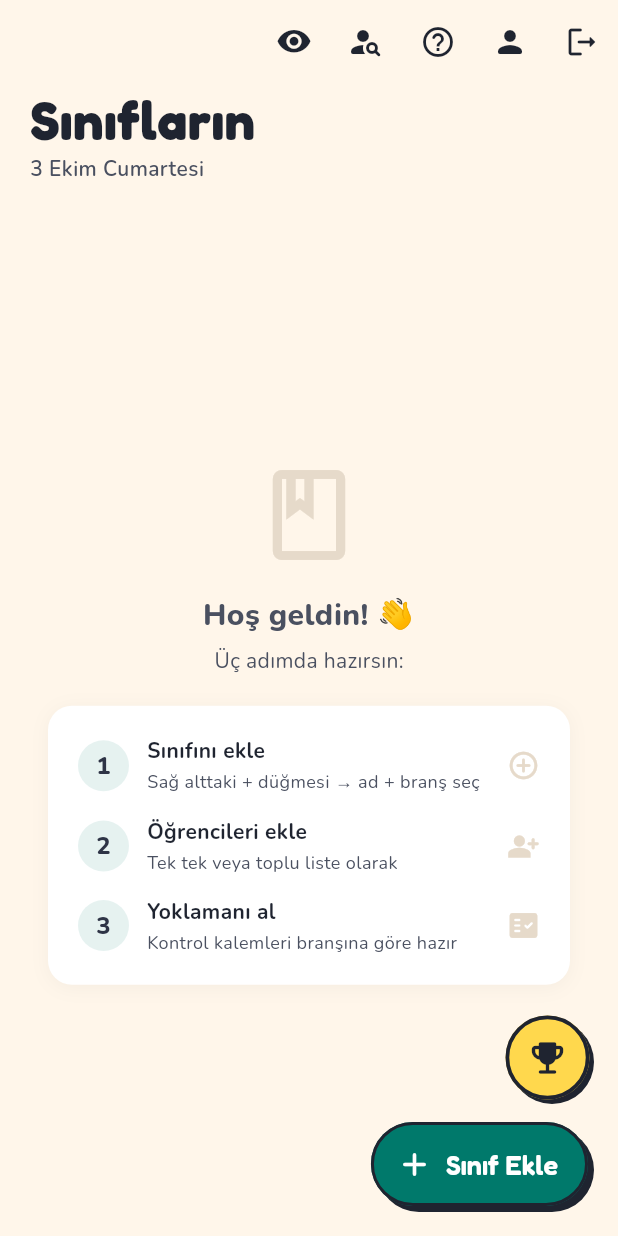
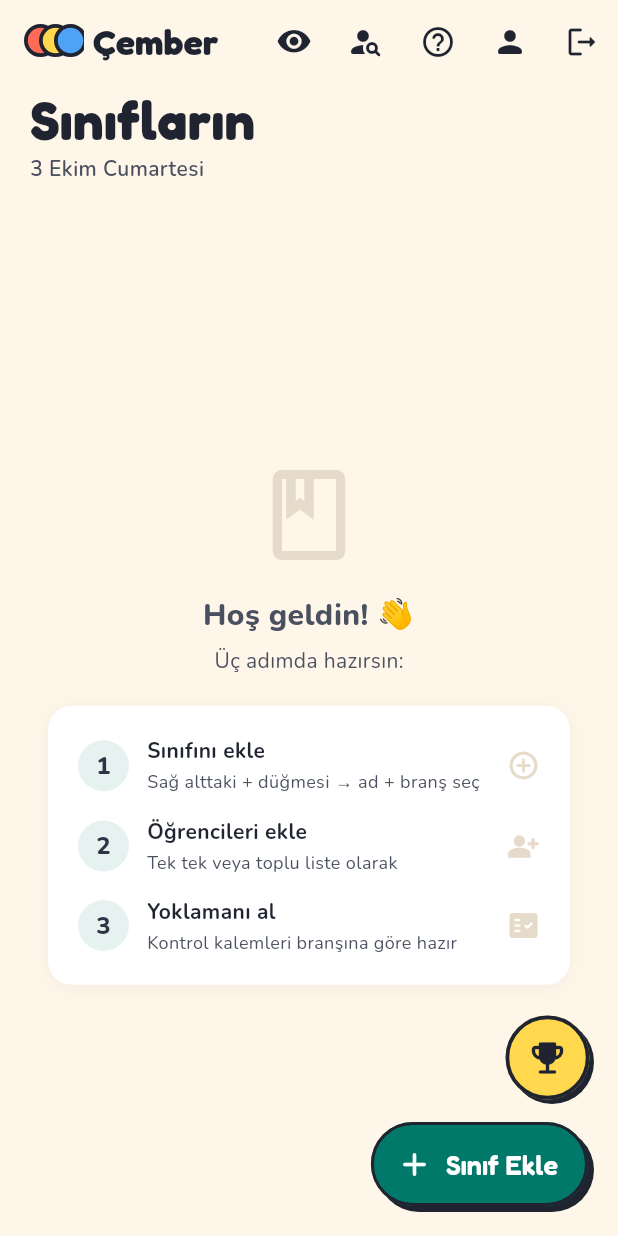
Before and after one commit to azorkadebug/cember, a Flutter app: the screen it shows once a user with an empty profile is signed in, after a tap on "Kaydet", on a phone screen of 412 x 824 dp. Run offline on Flutter 3.47's test engine with Material 3 defaults, Android fonts, the phone set to English and light mode, and no system bars; our stand-ins replace audioplayers, cloud_firestore, firebase_analytics, firebase_auth, firebase_core, flutter_svg and 4 more; missing offline and left inert: dart:html, encrypt; accounts and stored records are empty; statements that could not run were skipped.

Commit message:
Sınıflarım üst çubuk: '●●● Çember' yazı işareti (deneme)
Logo kaldırılınca sol üst boş kaldı (Sabri). Fredoka 'Çember' ve logonun
renklerinden üç iç içe çıkartma halka. Geri dönüş: bu commit'i revert.

Co-Authored-By: Claude Opus 5.5 <noreply@anthropic.com>

```diff
--- a/lib/screens/siniflar_ekrani.dart
+++ b/lib/screens/siniflar_ekrani.dart
@@ -102,9 +102,39 @@ class _SiniflarEkraniState extends State<SiniflarEkrani> {
     return Scaffold(
       backgroundColor: r.sayfa,
       // "Teneffüs": koyu çubuk yerine krem zemin; büyük başlık aşağıda
-      // (_solPanel). Küçük logo kaldırıldı (Sabri, 2026-10-04): ince çizgili
-      // küre 34 px'te karalamaya dönüyordu; logo giriş ekranında büyük.
+      // (_solPanel). Küçük küre logo kaldırıldı (Sabri, 2026-10-04): ince
+      // çizgileri 34 px'te karalamaya dönüyordu. Yerine yazı + logonun
+      // renklerinden üç çıkartma halka (deneme).
       appBar: AppBar(
+        title: Semantics(
+          label: 'Çember',
+          excludeSemantics: true,
+          child: Row(mainAxisSize: MainAxisSize.min, children: [
+            SizedBox(
+              width: 40,
+              height: 28,
+              child: Stack(children: [
+                for (final (i, renk) in const [Color(0xFFFF6B57), Color(0xFFFFD84D), Color(0xFF4FA3F7)].indexed)
+                  Positioned(
+                    left: i * 10.0,
+                    top: 2,
+                    child: Container(
+                      width: 22,
+                      height: 22,
+                      decoration: BoxDecoration(
+                        color: renk,
+                        shape: BoxShape.circle,
+                        border: Border.all(color: AppTema.ana, width: 2.5),
+                      ),
+                    ),
+                  ),
+              ]),
+            ),
+            const SizedBox(width: 6),
+            Text('Çember',
+                style: TextStyle(fontFamily: AppTema.baslikFontu, fontSize: 24, fontWeight: FontWeight.w700, color: r.metin)),
+          ]),
+        ),
         centerTitle: false,
         backgroundColor: r.sayfa,
         foregroundColor: r.metin,
```
